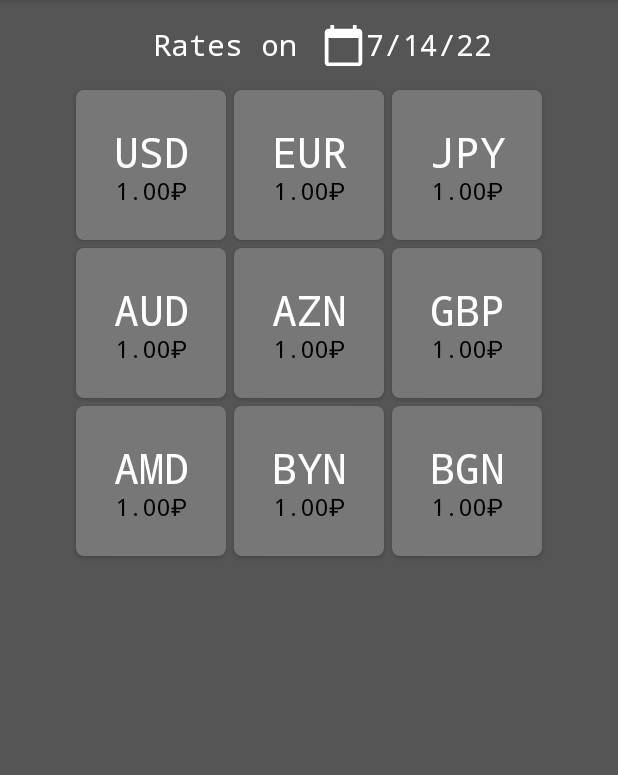
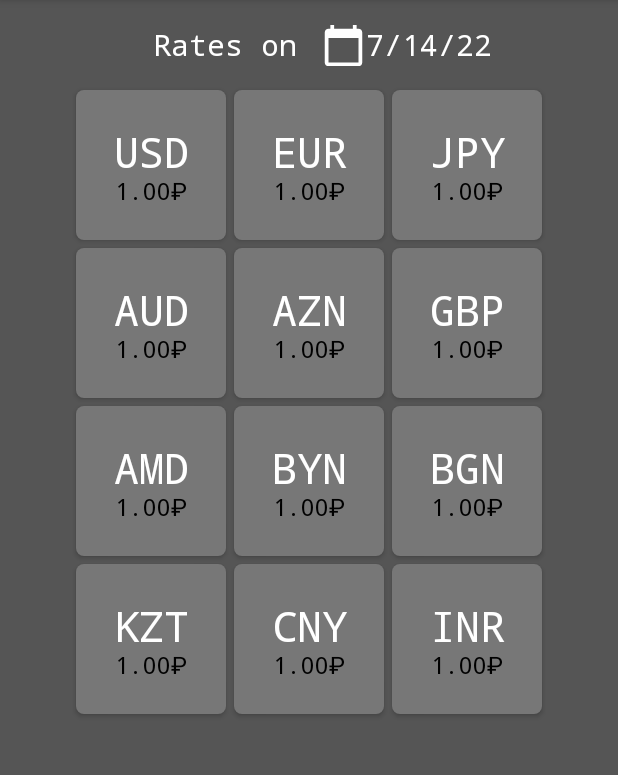
Before and after one commit to Vladislav-Kudrin/currencyConverter, an Android app: the screen it shows after launch (MainActivity), on a phone screen of 412 x 824 dp, the part 83-858 px from its top. Run offline under Robolectric (Android 15) with nearby library versions, the phone set to English and light mode, and no system bars.

Commit message:
KZT, CNY, INR rates added.

```diff
--- a/app/src/main/java/com/example/currencyconverter/APIConnection.java
+++ b/app/src/main/java/com/example/currencyconverter/APIConnection.java
@@ -62,7 +62,7 @@ final class APIConnection implements Runnable {
         try {
             conversionRates = new JSONObject("{\"RUB\":1,\"USD\":1," +
                     "\"EUR\":1,\"JPY\":1,\"AUD\":1,\"AZN\":1,\"GBP\":1,\"AMD\":1,\"BYN\":1," +
-                    "\"BGN\":1}}");
+                    "\"BGN\":1,\"KZT\":1,\"CNY\":1,\"INR\":1}}");
             jsonObject.put(CONVERSION_RATES, conversionRates);
 
             mainActivity.getRates();
--- a/app/src/main/java/com/example/currencyconverter/ConverterActivity.java
+++ b/app/src/main/java/com/example/currencyconverter/ConverterActivity.java
@@ -160,8 +160,14 @@ public final class ConverterActivity extends AppCompatActivity {
                 return 7;
             case "BYN":
                 return 8;
+            case "BGN":
+                return 9;
+            case "KZT":
+                return 10;
+            case "CNY":
+                return 11;
             default:
-                return 9;
+                return 12;
         }
     }
 
--- a/app/src/main/java/com/example/currencyconverter/MainActivity.java
+++ b/app/src/main/java/com/example/currencyconverter/MainActivity.java
@@ -57,9 +57,13 @@ public class MainActivity extends AppCompatActivity implements
      */
     private static String exchangeCurrencySign = "₽";
     /**
+     * An exchange currencies' rates' array's length.
+     */
+    private static final int RATES_LENGTH = 13;
+    /**
      * An exchange currencies' rates' array.
      */
-    private static final double[] RATES = new double[10];
+    private static final double[] RATES = new double[RATES_LENGTH];
     /**
      * {@code jsonObject} key name.
      */
@@ -184,7 +188,7 @@ public class MainActivity extends AppCompatActivity implements
             final double selectedRate = jsonObject.getJSONObject(CONVERSION_RATES)
                     .getDouble(exchangeCurrency);
 
-            for (int index = 0; index < 10; index++) {
+            for (int index = 0; index < RATES_LENGTH; index++) {
                 RATES[index] = selectedRate / jsonObject.getJSONObject(CONVERSION_RATES)
                         .getDouble(getResources().getStringArray(R.array.currencies)[index]);
             }
@@ -204,7 +208,7 @@ public class MainActivity extends AppCompatActivity implements
     private void setRates() {
         int id;
 
-        for (int index = 1; index < 10; index++) {
+        for (int index = 1; index < RATES_LENGTH; index++) {
             id = getResources().getIdentifier("tile" + index, "id",
                     "com.example.currencyconverter");
 
--- a/app/src/main/res/layout/activity_main.xml
+++ b/app/src/main/res/layout/activity_main.xml
@@ -226,4 +226,63 @@
         app:layout_constraintStart_toEndOf="@+id/tile8"
         app:layout_constraintTop_toBottomOf="@+id/tile6"
         tools:ignore="ButtonStyle,UsingOnClickInXml" />
+
+    <Button
+        android:id="@+id/tile10"
+        android:layout_width="100dp"
+        android:layout_height="100dp"
+        android:layout_marginStart="16dp"
+        android:layout_marginTop="5dp"
+        android:layout_marginEnd="5dp"
+        android:background="@drawable/rounded_button"
+        android:fontFamily="monospace"
+        android:onClick="onClickCurrencyButton"
+        android:text=""
+        android:textAllCaps="false"
+        android:textColor="@color/text"
+        android:textSize="28sp"
+        app:layout_constraintEnd_toStartOf="@+id/tile11"
+        app:layout_constraintHorizontal_bias="1.0"
+        app:layout_constraintStart_toStartOf="parent"
+        app:layout_constraintTop_toBottomOf="@+id/tile7"
+        tools:ignore="ButtonStyle,UsingOnClickInXml" />
+
+    <Button
+        android:id="@+id/tile11"
+        android:layout_width="100dp"
+        android:layout_height="100dp"
+        android:layout_marginStart="16dp"
+        android:layout_marginTop="5dp"
+        android:layout_marginEnd="16dp"
+        android:background="@drawable/rounded_button"
+        android:fontFamily="monospace"
+        android:onClick="onClickCurrencyButton"
+        android:text=""
+        android:textAllCaps="false"
+        android:textColor="@color/text"
+        android:textSize="28sp"
+        app:layout_constraintEnd_toEndOf="parent"
+        app:layout_constraintStart_toStartOf="parent"
+        app:layout_constraintTop_toBottomOf="@+id/tile8"
+        tools:ignore="ButtonStyle,UsingOnClickInXml" />
+
+    <Button
+        android:id="@+id/tile12"
+        android:layout_width="100dp"
+        android:layout_height="100dp"
+        android:layout_marginStart="5dp"
+        android:layout_marginTop="5dp"
+        android:layout_marginEnd="16dp"
+        android:background="@drawable/rounded_button"
+        android:fontFamily="monospace"
+        android:onClick="onClickCurrencyButton"
+        android:text=""
+        android:textAllCaps="false"
+        android:textColor="@color/text"
+        android:textSize="28sp"
+        app:layout_constraintEnd_toEndOf="parent"
+        app:layout_constraintHorizontal_bias="0.0"
+        app:layout_constraintStart_toEndOf="@+id/tile11"
+        app:layout_constraintTop_toBottomOf="@+id/tile9"
+        tools:ignore="ButtonStyle,UsingOnClickInXml" />
 </androidx.constraintlayout.widget.ConstraintLayout>
--- a/app/src/main/res/values/strings.xml
+++ b/app/src/main/res/values/strings.xml
@@ -23,6 +23,9 @@
         <item>AMD</item>
         <item>BYN</item>
         <item>BGN</item>
+        <item>KZT</item>
+        <item>CNY</item>
+        <item>INR</item>
     </string-array>
 
     <string-array name="currencies_names">
@@ -36,6 +39,9 @@
         <item>Armenian Dram</item>
         <item>Belarusian Ruble</item>
         <item>Bulgarian Lev</item>
+        <item>Kazakhstani Tenge</item>
+        <item>Chinese Yuan</item>
+        <item>Indian Rupee</item>
     </string-array>
 
     <string-array name="currencies_signs">
@@ -49,5 +55,8 @@
         <item>֏</item>
         <item>Br</item>
         <item>лв</item>
+        <item>₸</item>
+        <item>¥</item>
+        <item>₹</item>
     </string-array>
 </resources>
```
Also changed, not shown: 1 other file.
